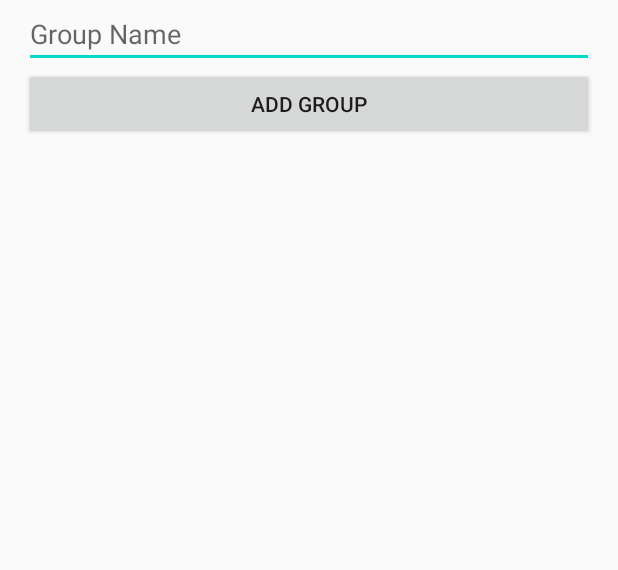
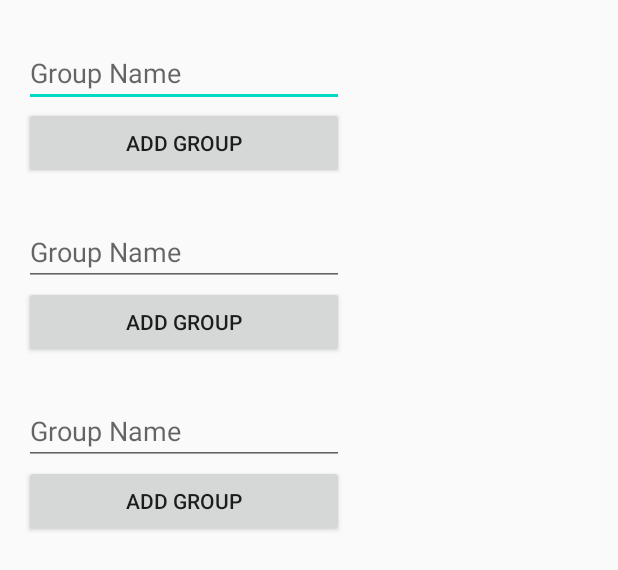
Before and after one commit to Chener-Zhang/Post-It-Social-Media-App, an Android app: the layout fragment_item_list.xml on its own in the app's theme, with its tools: preview values and no code run, on a phone screen of 412 x 824 dp. Shown: the top 570 px of the screen. Run offline under Robolectric (Android 15) with nearby library versions, the phone set to English and light mode, and no system bars.

```diff
--- a/app/src/main/java/edu/temple/project_post_it/ui/home/CustomAdapter.java
+++ b/app/src/main/java/edu/temple/project_post_it/ui/home/CustomAdapter.java
@@ -45,7 +45,7 @@ public class CustomAdapter extends RecyclerView.Adapter<CustomAdapter.ViewHolder
             public void onClick(View v) {
                 //write the delete code here
                 String current_post = post_list.get(position).getPost_ID();
-                dataBaseManagement.databaseRemovePostData(current_post);
+                dataBaseManagement.databaseRemoveData(current_post);
             }
         });
 
--- a/app/src/main/res/layout/fragment_groups.xml
+++ b/app/src/main/res/layout/fragment_groups.xml
@@ -1,14 +1,17 @@
 <?xml version="1.0" encoding="utf-8"?>
 <LinearLayout xmlns:android="http://schemas.android.com/apk/res/android"
-
-    android:layout_width="match_parent"
-    android:layout_height="match_parent"
+    android:layout_width="wrap_content"
+    android:layout_height="wrap_content"
     android:orientation="vertical">
 
     <EditText
         android:id="@+id/addGroup"
-        android:layout_width="match_parent"
+        android:layout_width="wrap_content"
         android:layout_height="wrap_content"
+        android:layout_alignParentTop="true"
+        android:layout_centerHorizontal="true"
+        android:layout_marginTop="26dp"
+        android:ems="10"
         android:hint="Group Name" />
 
     <Button
@@ -16,11 +19,13 @@
         android:layout_width="fill_parent"
         android:layout_height="wrap_content"
         android:layout_below="@+id/addGroup"
+        android:layout_centerHorizontal="true"
         android:text="@string/add_group" />
 
     <androidx.recyclerview.widget.RecyclerView
         android:id="@+id/groupListView"
-        android:layout_width="match_parent"
+        android:layout_width="wrap_content"
         android:layout_height="wrap_content"
-        android:layout_below="@+id/addButton" />
+        android:layout_below="@+id/addButton"
+        android:layout_centerHorizontal="true" />
 </LinearLayout>
```
Also changed, not shown: app/src/main/java/edu/temple/project_post_it/dataBaseManagement.java (+84 -92 lines), app/src/main/java/edu/temple/project_post_it/ui/dashboard/DashboardFragment.java (+2 -6 lines), app/src/main/java/edu/temple/project_post_it/ui/dashboard/MyGroupRecyclerViewAdapter.java (+6 -5 lines), app/src/main/java/edu/temple/project_post_it/ui/home/PostCreationFragment.java (+5 -8 lines), app/src/main/res/layout/fragment_dashboard.xml (+16 -7 lines), app/src/main/res/layout/group_row_item.xml (+10 -5 lines).
